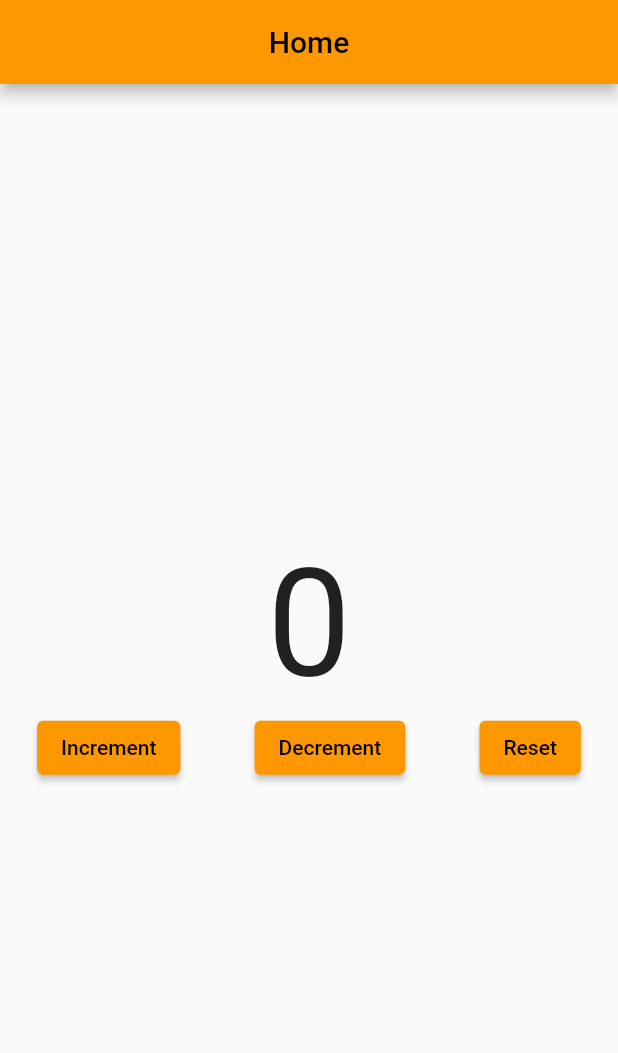
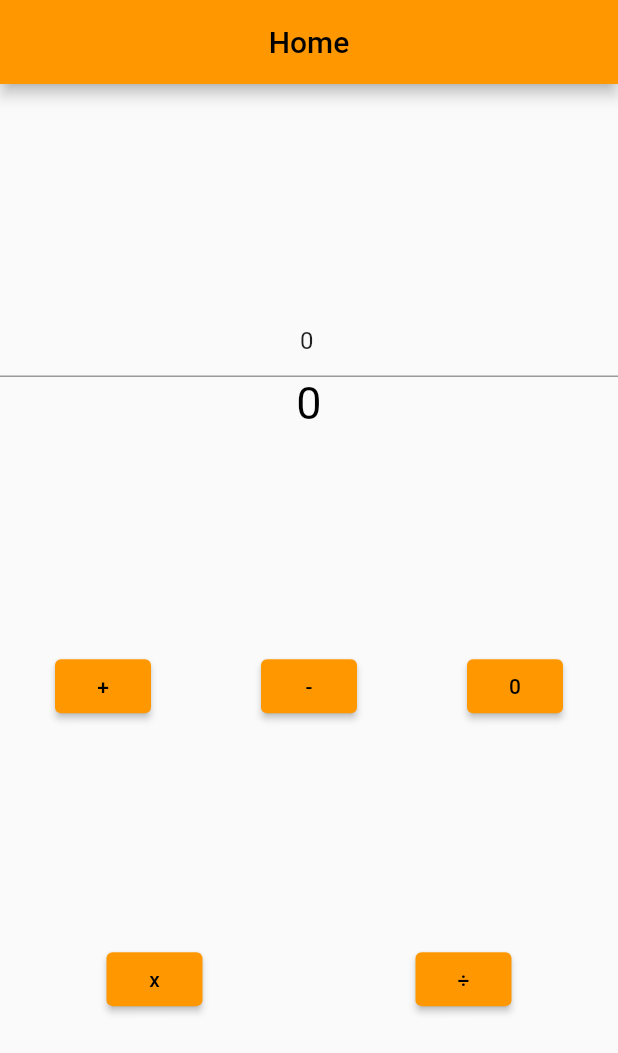
Before and after one commit to junchan-deriv/flutter-state-management, a Flutter app: the screen it shows after launch, on a phone screen of 412 x 824 dp. Shown: the top 1053 px of the screen. Run offline on Flutter 3.47's test engine with Material 2 defaults, Android fonts, the phone set to English and light mode, and no system bars; our stand-ins replace flutter_bloc.

Commit message:
calculator

```diff
--- /dev/null
+++ b/lib/calculator.dart
@@ -0,0 +1,62 @@
+import 'package:flutter/foundation.dart';
+import 'package:flutter_bloc/flutter_bloc.dart';
+
+enum CounterOps { increment, decrement, reset }
+
+enum CalculationOps { multiply, divide }
+
+@immutable
+abstract class CalculatorOps<T> {
+  final T param;
+  const CalculatorOps(this.param);
+}
+
+class ChangeCounterOps extends CalculatorOps<CounterOps> {
+  const ChangeCounterOps(super.param);
+}
+
+class SetOperandOps extends CalculatorOps<int> {
+  const SetOperandOps(super.param);
+}
+
+class CalculatorState {
+  int _counter = 0;
+  int get counter => _counter;
+  int _operand = 0;
+  int get operand => _operand;
+  CalculatorState clone() {
+    CalculatorState ret = CalculatorState();
+    ret._counter = _counter;
+    ret._operand = _operand;
+    return ret;
+  }
+}
+
+class CalculatorBloc extends Bloc<CalculatorOps, CalculatorState> {
+  CalculatorBloc() : super(CalculatorState()) {
+    on<ChangeCounterOps>(
+      (event, emit) {
+        var stateDup = state.clone();
+        switch (event.param) {
+          case CounterOps.increment:
+            stateDup._counter++;
+            break;
+          case CounterOps.decrement:
+            stateDup._counter--;
+            break;
+          case CounterOps.reset:
+            stateDup._counter = 0;
+            break;
+        }
+        emit(stateDup);
+      },
+    );
+    on<SetOperandOps>(
+      (event, emit) {
+        var stateDup = state.clone();
+        stateDup._operand = event.param;
+        emit(stateDup);
+      },
+    );
+  }
+}
--- a/lib/main.dart
+++ b/lib/main.dart
@@ -1,11 +1,15 @@
 import 'package:flutter/material.dart';
+import 'package:flutter/services.dart';
 import 'package:flutter_bloc/flutter_bloc.dart';
-
-import 'counter_cubit.dart';
+import 'package:state_management_dude/calculator.dart';
+import 'package:state_management_dude/result_page.dart';
 
 void main() {
   runApp(
-    const MyApp(),
+    BlocProvider(
+      create: (ctx) => CalculatorBloc(),
+      child: const MyApp(),
+    ),
   );
 }
 
@@ -18,11 +22,11 @@ class MyApp extends StatelessWidget {
   Widget build(BuildContext context) {
     return MaterialApp(
       title: "Chicken",
-      theme: ThemeData(primarySwatch: Colors.orange),
-      home: BlocProvider(
-        create: (context) => CounterCubit(),
-        child: const MyHomePage(),
+      theme: ThemeData(
+        primarySwatch: Colors.orange,
       ),
+      routes: {ResultPage.route: (_) => const ResultPage()},
+      home: const MyHomePage(),
     );
   }
 }
@@ -35,12 +39,19 @@ class MyHomePage extends StatefulWidget {
 }
 
 class _MyHomePageState extends State<MyHomePage> {
-  late CounterCubit cubit;
-
+  late CalculatorBloc cubit;
+  final TextEditingController _controller = TextEditingController(text: "0");
   @override
   void didChangeDependencies() {
     super.didChangeDependencies();
-    cubit = BlocProvider.of<CounterCubit>(context);
+    cubit = BlocProvider.of<CalculatorBloc>(context);
+    _controller.text = cubit.state.operand.toString();
+  }
+
+  @override
+  void dispose() {
+    super.dispose();
+    _controller.dispose();
   }
 
   @override
@@ -50,48 +61,82 @@ class _MyHomePageState extends State<MyHomePage> {
         title: const Text("Home"),
         centerTitle: true,
       ),
-      body: BlocConsumer<CounterCubit, int>(
-        listener: (context, state) {
-          const snackBar = SnackBar(content: Text("State is reached"));
-          if (state > 0 && state % 5 == 0) {
-            ScaffoldMessenger.of(context)
-              ..clearSnackBars()
-              ..showSnackBar(snackBar);
-          }
-        },
+      body: BlocBuilder<CalculatorBloc, CalculatorState>(
         builder: (context, state) {
-          return Center(
+          return DefaultTextStyle(
+            style: const TextStyle(fontSize: 30, color: Colors.black),
+            child: Center(
               child: Column(
-              mainAxisAlignment: MainAxisAlignment.center,
+                mainAxisAlignment: MainAxisAlignment.spaceEvenly,
                 children: [
-                Text(
-                  "$state",
-                  style: const TextStyle(fontSize: 100),
+                  Wrap(
+                    children: [
+                      TextField(
+                        controller: _controller,
+                        keyboardType: TextInputType.number,
+                        inputFormatters: [
+                          FilteringTextInputFormatter.digitsOnly,
+                          FilteringTextInputFormatter.singleLineFormatter,
+                        ],
+                        textAlign: TextAlign.center,
+                      ),
+                      Center(
+                        child: Text(
+                          "${state.counter}",
+                        ),
+                      ),
+                    ],
                   ),
                   Row(
                     mainAxisAlignment: MainAxisAlignment.spaceAround,
                     children: [
                       ElevatedButton(
                         onPressed: () {
-                        cubit.increment();
+                          cubit.add(
+                              const ChangeCounterOps(CounterOps.increment));
                         },
-                      child: const Text("Increment"),
+                        child: const Text("+"),
                       ),
                       ElevatedButton(
                         onPressed: () {
-                        cubit.decrement();
+                          cubit.add(
+                              const ChangeCounterOps(CounterOps.decrement));
                         },
-                      child: const Text("Decrement"),
+                        child: const Text("-"),
                       ),
                       ElevatedButton(
                         onPressed: () {
-                        cubit.reset();
+                          cubit.add(const ChangeCounterOps(CounterOps.reset));
                         },
-                      child: const Text("Reset"),
+                        child: const Text("0"),
                       ),
                     ],
-                )
+                  ),
+                  Row(
+                    mainAxisAlignment: MainAxisAlignment.spaceAround,
+                    children: [
+                      ElevatedButton(
+                        onPressed: () {
+                          cubit.add(SetOperandOps(
+                              int.tryParse(_controller.text) ?? 0));
+                          Navigator.of(context).pushNamed(ResultPage.route,
+                              arguments: CalculationOps.multiply);
+                        },
+                        child: const Text("x"),
+                      ),
+                      ElevatedButton(
+                        onPressed: () {
+                          cubit.add(SetOperandOps(
+                              int.tryParse(_controller.text) ?? 0));
+                          Navigator.of(context).pushNamed(ResultPage.route,
+                              arguments: CalculationOps.divide);
+                        },
+                        child: const Text("÷"),
+                      ),
                     ],
+                  ),
+                ],
+              ),
             ),
           );
         },
```
Also changed, not shown: lib/counter_bloc.dart (deleted, +0 -17 lines), lib/result_page.dart (added, +55 -0 lines). Lines whose indentation alone changed are shown as unchanged.
